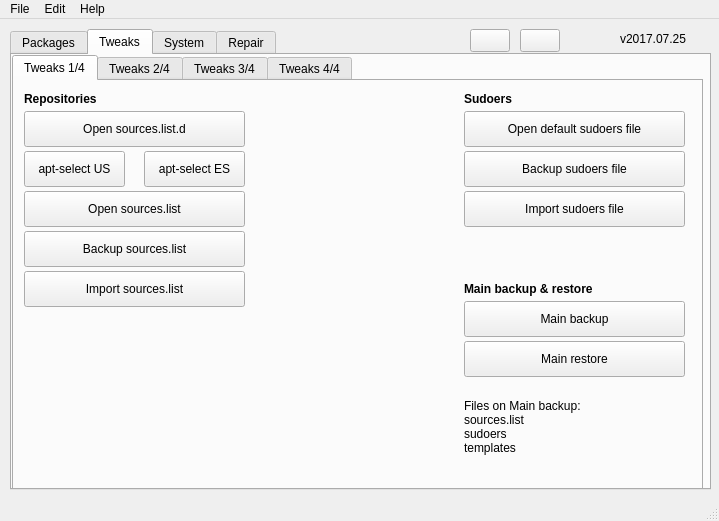
Before: the Qt Designer form mainwindow.ui in adgellida/ubunsys, drawn with Qt 5.
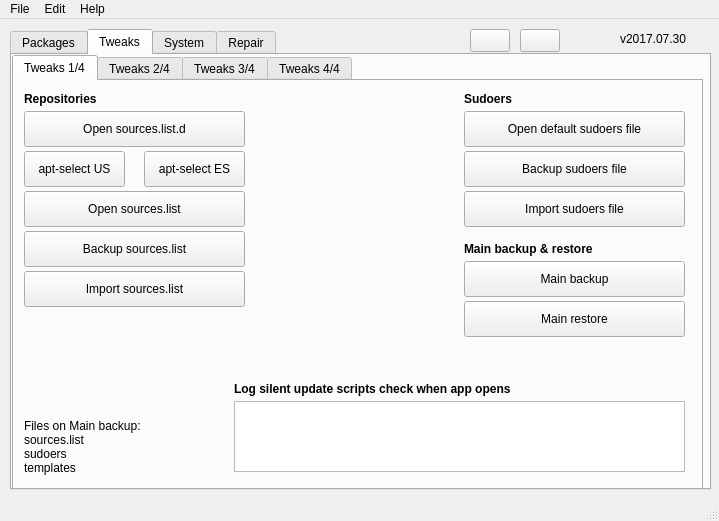
After: the same form once the commit is applied. The open tabs and pages were chosen to show the change. Icons and pictures are not drawn.

```diff
--- a/mainwindow.ui
+++ b/mainwindow.ui
@@ -423,7 +423,7 @@
         <property name="geometry">
          <rect>
           <x>450</x>
-          <y>200</y>
+          <y>160</y>
           <width>221</width>
           <height>16</height>
          </rect>
@@ -442,7 +442,7 @@
         <property name="geometry">
          <rect>
           <x>450</x>
-          <y>260</y>
+          <y>220</y>
           <width>221</width>
           <height>36</height>
          </rect>
@@ -470,7 +470,7 @@
         <property name="geometry">
          <rect>
           <x>450</x>
-          <y>220</y>
+          <y>180</y>
           <width>221</width>
           <height>36</height>
          </rect>
@@ -497,8 +497,8 @@
        <widget class="QLabel" name="label_38">
         <property name="geometry">
          <rect>
-          <x>450</x>
-          <y>290</y>
+          <x>10</x>
+          <y>310</y>
           <width>221</width>
           <height>111</height>
          </rect>
@@ -516,6 +516,35 @@
 templates</string>
         </property>
        </widget>
+       <widget class="QTextBrowser" name="textBrowser">
+        <property name="geometry">
+         <rect>
+          <x>220</x>
+          <y>320</y>
+          <width>451</width>
+          <height>71</height>
+         </rect>
+        </property>
+       </widget>
+       <widget class="QLabel" name="label_41">
+        <property name="geometry">
+         <rect>
+          <x>220</x>
+          <y>300</y>
+          <width>461</width>
+          <height>16</height>
+         </rect>
+        </property>
+        <property name="font">
+         <font>
+          <weight>75</weight>
+          <bold>true</bold>
+         </font>
+        </property>
+        <property name="text">
+         <string>Log silent update scripts check when app opens</string>
+        </property>
+       </widget>
       </widget>
       <widget class="QWidget" name="tab_7">
        <attribute name="title">
@@ -3073,7 +3102,7 @@
      </rect>
     </property>
     <property name="text">
-     <string>v2017.07.25</string>
+     <string>v2017.07.30</string>
     </property>
    </widget>
    <widget class="QPushButton" name="updateAppButton">
```
Left out of the diff: 19 changed lines with no effect on the pictures.
